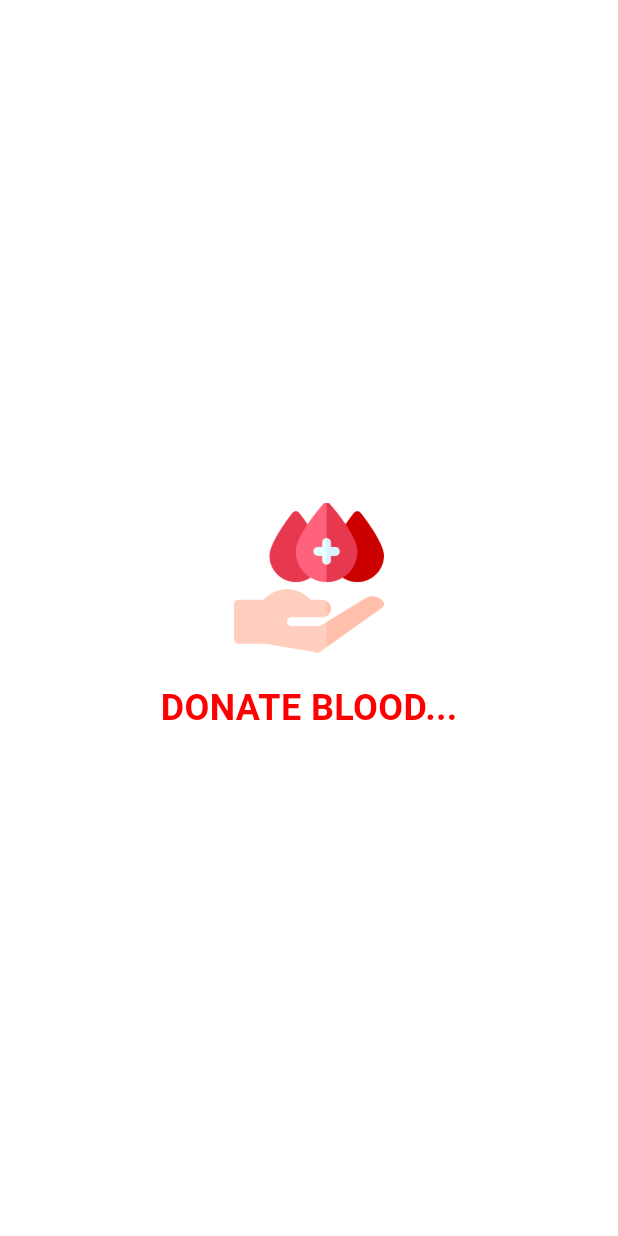
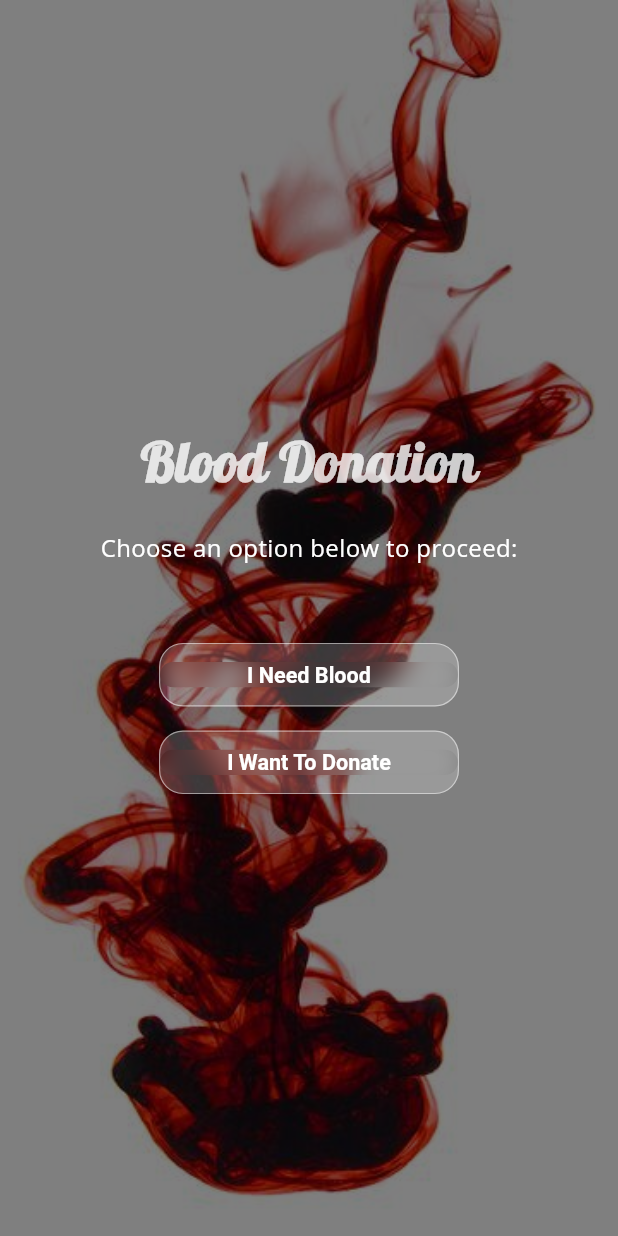
Before and after one commit to ADHARSH45/blood_donation_app-using-flutter, a Flutter app: the first screen one second after launch, on a phone screen of 412 x 824 dp. Run offline on Flutter 3.47's test engine with Material 3 defaults, Android fonts, the phone set to English and light mode, and no system bars; our stand-ins replace cloud_firestore, firebase_core, google_fonts; accounts and stored records are empty.

Commit message:
added a background image and create more animated screen

```diff
--- a/lib/main.dart
+++ b/lib/main.dart
@@ -1,4 +1,5 @@
 import 'package:donate_blood/home.dart';
+import 'package:donate_blood/selectiontwo.dart';
 import 'package:donate_blood/selectscreen.dart';
 import 'package:donate_blood/splash.dart';
 import 'package:flutter/material.dart';
@@ -19,8 +20,10 @@ class MyApp extends StatelessWidget {
     return MaterialApp(
       title: 'Donate_Blood',
       debugShowCheckedModeBanner: false,
-      theme: ThemeData(primaryColor: const Color.fromARGB(255, 255, 0, 0)),
-      home: SplashScreen(),
+      theme: ThemeData(
+        primarySwatch: Colors.red,
+      ),
+      home: SelectionScreenTwo(),
     );
   }
 }
--- /dev/null
+++ b/lib/selectiontwo.dart
@@ -0,0 +1,181 @@
+import 'package:flutter/material.dart';
+import 'package:google_fonts/google_fonts.dart';
+import 'dart:ui';
+
+class SelectionScreenTwo extends StatelessWidget {
+  @override
+  Widget build(BuildContext context) {
+    return Scaffold(
+      body: Stack(
+        children: [
+          // Background Image
+          Positioned.fill(
+            child: Image.asset(
+              'assets/background.jpg', // Replace with your image path
+              fit: BoxFit.cover,
+            ),
+          ),
+
+          // Overlay Effect
+          Positioned.fill(
+            child: Container(
+              color:
+                  Colors.black.withOpacity(0.5), // Dark overlay for readability
+            ),
+          ),
+
+          // Animated Content
+          Center(
+            child: Column(
+              mainAxisAlignment: MainAxisAlignment.center,
+              children: [
+                // Title with Fade Animation
+                TweenAnimationBuilder(
+                  tween: Tween<double>(begin: 0, end: 1),
+                  duration: Duration(seconds: 1),
+                  builder: (context, value, child) {
+                    return Opacity(
+                      opacity: value,
+                      child: child,
+                    );
+                  },
+                  child: Text(
+                    'Blood Donation',
+                    style: GoogleFonts.lobster(
+                      fontSize: 36,
+                      color: Colors.white,
+                      fontWeight: FontWeight.bold,
+                    ),
+                  ),
+                ),
+
+                SizedBox(height: 20),
+
+                // Subtitle
+                Text(
+                  'Choose an option below to proceed:',
+                  style: GoogleFonts.openSans(
+                    fontSize: 16,
+                    color: Colors.white,
+                  ),
+                ),
+
+                SizedBox(height: 40),
+
+                // Animated Buttons
+                TweenAnimationBuilder(
+                  tween: Tween<double>(begin: 0, end: 1),
+                  duration: Duration(seconds: 1),
+                  builder: (context, value, child) {
+                    return Transform.scale(
+                      scale: value,
+                      child: child,
+                    );
+                  },
+                  child: Column(
+                    children: [
+                      // "I Need Blood" Button
+                      GlassyButton(
+                        text: 'I Need Blood',
+                        onPressed: () {
+                          Navigator.pushNamed(context, '/requestBlood');
+                        },
+                      ),
+
+                      SizedBox(height: 20),
+
+                      // "I Want to Donate" Button
+                      GlassyButton(
+                        text: 'I Want To Donate',
+                        onPressed: () {
+                          Navigator.pushNamed(context, '/donateBlood');
+                        },
+                      ),
+                    ],
+                  ),
+                ),
+              ],
+            ),
+          ),
+        ],
+      ),
+    );
+  }
+}
+
+class GlassyButton extends StatefulWidget {
+  final String text;
+  final VoidCallback onPressed;
+
+  const GlassyButton({
+    required this.text,
+    required this.onPressed,
+  });
+
+  @override
+  _GlassyButtonState createState() => _GlassyButtonState();
+}
+
+class _GlassyButtonState extends State<GlassyButton> {
+  bool _isHovered = false; // Tracks hover state
+  bool _isPressed = false; // Tracks press state
+
+  @override
+  Widget build(BuildContext context) {
+    return MouseRegion(
+      onEnter: (_) => setState(() => _isHovered = true),
+      onExit: (_) => setState(() => _isHovered = false),
+      child: GestureDetector(
+        onTapDown: (_) => setState(() => _isPressed = true),
+        onTapUp: (_) {
+          setState(() => _isPressed = false);
+          widget.onPressed();
+        },
+        onTapCancel: () => setState(() => _isPressed = false),
+        child: AnimatedContainer(
+          duration: Duration(milliseconds: 200),
+          curve: Curves.easeInOut,
+          width: 250,
+          padding: EdgeInsets.symmetric(vertical: 15),
+          decoration: BoxDecoration(
+            color: Colors.white.withOpacity(_isPressed
+                ? 0.1 // Dim when pressed
+                : _isHovered
+                    ? 0.3 // Slightly brighter when hovered
+                    : 0.2), // Default opacity
+            borderRadius: BorderRadius.circular(20),
+            border: Border.all(
+              color: Colors.white.withOpacity(0.5),
+              width: _isHovered ? 2 : 1, // Thicker border on hover
+            ),
+          ),
+          child: ClipRRect(
+            borderRadius: BorderRadius.circular(20),
+            child: BackdropFilter(
+              filter: ImageFilter.blur(
+                sigmaX:
+                    10 + (_isPressed ? 2 : 0), // Add extra blur when pressed
+                sigmaY: 10 + (_isPressed ? 2 : 0),
+              ),
+              child: Center(
+                child: AnimatedDefaultTextStyle(
+                  duration: Duration(milliseconds: 200),
+                  style: TextStyle(
+                    fontSize: 18,
+                    fontWeight: FontWeight.bold,
+                    color: _isPressed
+                        ? Colors.red.shade200
+                        : _isHovered
+                            ? Colors.red.shade100
+                            : Colors.white,
+                  ),
+                  child: Text(widget.text),
+                ),
+              ),
+            ),
+          ),
+        ),
+      ),
+    );
+  }
+}
--- a/lib/splash.dart
+++ b/lib/splash.dart
@@ -13,6 +13,18 @@ class SplashScreen extends StatelessWidget {
       );
     });
     return Scaffold(
+      appBar: AppBar(
+        backgroundColor: Colors.red,
+        title: Center(
+          child: Text(
+            'DONTAE BLOOD...',
+            style: TextStyle(
+                color: const Color.fromARGB(255, 255, 255, 255),
+                fontSize: 25,
+                fontWeight: FontWeight.bold),
+          ),
+        ),
+      ),
       backgroundColor: const Color.fromARGB(
           255, 255, 255, 255), // Background color of the splash screen
       body: Center(
--- a/pubspec.yaml
+++ b/pubspec.yaml
@@ -37,6 +37,7 @@ dependencies:
   cupertino_icons: ^1.0.8
   firebase_core: ^3.8.0
   cloud_firestore: ^5.5.0
+  google_fonts: ^5.0.0
 
 dev_dependencies:
   flutter_test:
@@ -61,6 +62,7 @@ flutter:
   uses-material-design: true
   assets:
     - assets/logo.png
+    - assets/background.jpg
 
   # To add assets to your application, add an assets section, like this:
   # assets:
```
Also changed, not shown: assets/background.jpg (added), pubspec.lock, 1 other file.
